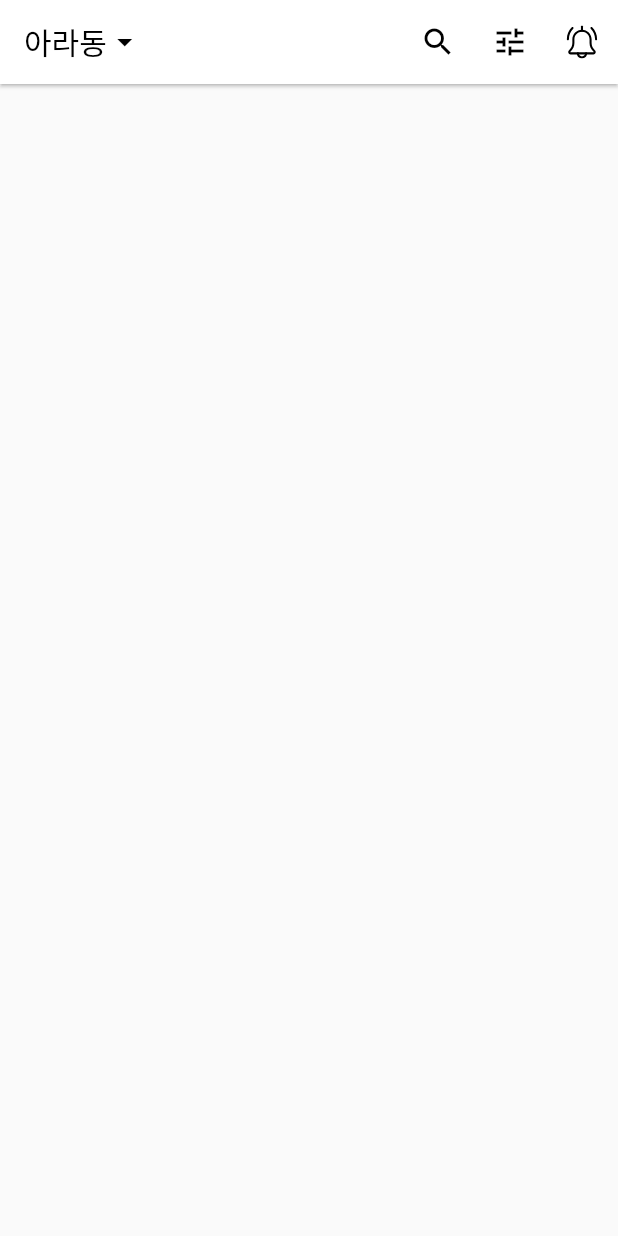
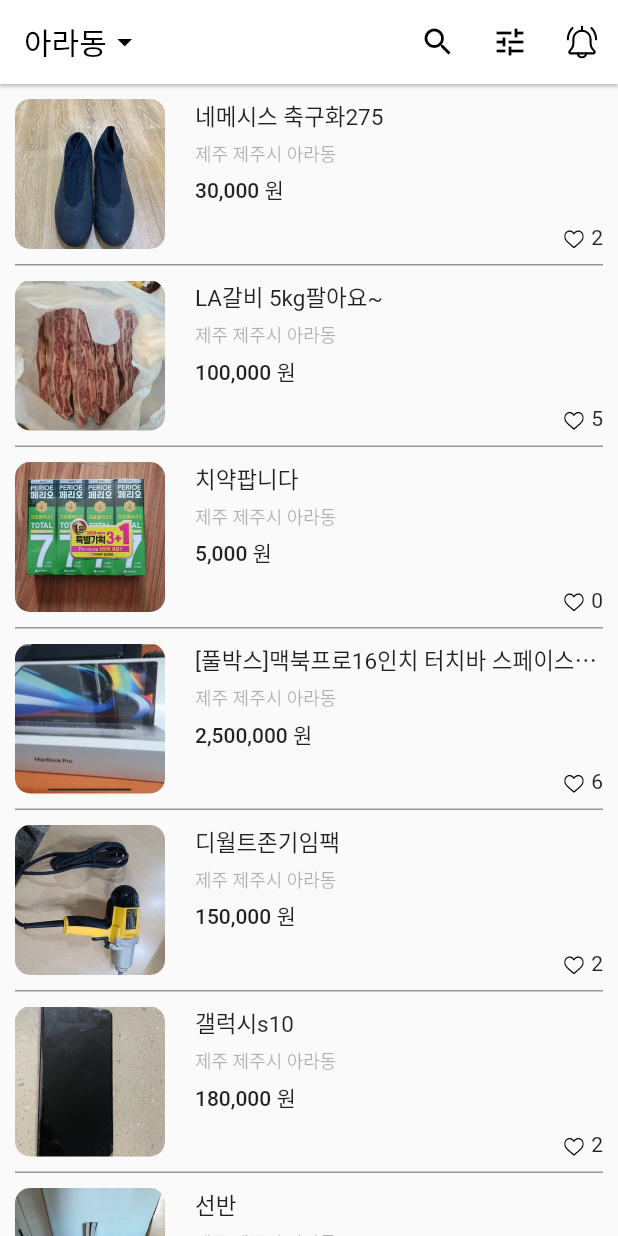
Before and after one commit to jhva/flutter, a Flutter app: the screen it shows after launch, on a phone screen of 412 x 824 dp. Run offline on Flutter 3.47's test engine with Material 2 defaults, Android fonts, the phone set to English and light mode, and no system bars; our stand-ins replace flutter_svg, get.

```diff
--- a/carrot_market/lib/page/Home.dart
+++ b/carrot_market/lib/page/Home.dart
@@ -1,5 +1,6 @@
 import 'package:flutter/material.dart';
 import 'package:flutter_svg/flutter_svg.dart';
+import 'package:intl/intl.dart';
 
 class Home extends StatefulWidget {
   const Home({super.key});
@@ -9,6 +10,95 @@ class Home extends StatefulWidget {
 }
 
 class _HomeState extends State<Home> {
+  List<Map<String, String>> datas = [];
+
+  @override
+  void initState() {
+    super.initState();
+    datas = [
+      {
+        "cid": "1",
+        "image": "assets/images/ara-1.jpg",
+        "title": "네메시스 축구화275",
+        "location": "제주 제주시 아라동",
+        "price": "30000",
+        "likes": "2"
+      },
+      {
+        "cid": "2",
+        "image": "assets/images/ara-2.jpg",
+        "title": "LA갈비 5kg팔아요~",
+        "location": "제주 제주시 아라동",
+        "price": "100000",
+        "likes": "5"
+      },
+      {
+        "cid": "3",
+        "image": "assets/images/ara-3.jpg",
+        "title": "치약팝니다",
+        "location": "제주 제주시 아라동",
+        "price": "5000",
+        "likes": "0"
+      },
+      {
+        "cid": "4",
+        "image": "assets/images/ara-4.jpg",
+        "title": "[풀박스]맥북프로16인치 터치바 스페이스그레이",
+        "location": "제주 제주시 아라동",
+        "price": "2500000",
+        "likes": "6"
+      },
+      {
+        "cid": "5",
+        "image": "assets/images/ara-5.jpg",
+        "title": "디월트존기임팩",
+        "location": "제주 제주시 아라동",
+        "price": "150000",
+        "likes": "2"
+      },
+      {
+        "cid": "6",
+        "image": "assets/images/ara-6.jpg",
+        "title": "갤럭시s10",
+        "location": "제주 제주시 아라동",
+        "price": "180000",
+        "likes": "2"
+      },
+      {
+        "cid": "7",
+        "image": "assets/images/ara-7.jpg",
+        "title": "선반",
+        "location": "제주 제주시 아라동",
+        "price": "15000",
+        "likes": "2"
+      },
+      {
+        "cid": "8",
+        "image": "assets/images/ara-8.jpg",
+        "title": "냉장 쇼케이스",
+        "location": "제주 제주시 아라동",
+        "price": "80000",
+        "likes": "3"
+      },
+      {
+        "cid": "9",
+        "image": "assets/images/ara-9.jpg",
+        "title": "대우 미니냉장고",
+        "location": "제주 제주시 아라동",
+        "price": "30000",
+        "likes": "3"
+      },
+      {
+        "cid": "10",
+        "image": "assets/images/ara-10.jpg",
+        "title": "멜킨스 풀업 턱걸이 판매합니다.",
+        "location": "제주 제주시 아라동",
+        "price": "50000",
+        "likes": "7"
+      },
+    ];
+  }
+
   PreferredSizeWidget appBarWidget() {
     return AppBar(
       title: GestureDetector(
@@ -48,12 +138,88 @@ class _HomeState extends State<Home> {
     );
   }
 
+  Widget bodyWidget() {
+    return ListView.separated(
+      padding: const EdgeInsets.symmetric(horizontal: 10),
+      itemBuilder: (BuildContext context, int index) {
+        return Container(
+            padding: const EdgeInsets.symmetric(vertical: 10),
+            child: Row(children: [
+              ClipRRect(
+                  borderRadius: BorderRadius.all(Radius.circular(10)),
+                  child: Image.asset(
+                    datas[index]["image"]!,
+                    width: 100,
+                    height: 100,
+                  )),
+              Expanded(
+                child: Container(
+                    height: 100,
+                    padding: const EdgeInsets.only(left: 20), //글자와 이미지 간격
+                    // width: MediaQuery.of(context).size.width - 100, //연산은 가급적 피하자
+                    child: Column(
+                        crossAxisAlignment: CrossAxisAlignment.start, //좌우
+
+                        children: [
+                          Text(
+                            datas[index]["title"]!,
+                            overflow: TextOverflow.ellipsis, //글자가 너무길어서 넘칠경우
+                            style: TextStyle(fontSize: 15),
+                          ),
+                          SizedBox(height: 5),
+                          Text(datas[index]["location"]!,
+                              style: TextStyle(
+                                fontSize: 12,
+                                color: Colors.black.withOpacity(0.3),
+                              )),
+                          SizedBox(height: 5),
+                          Text(
+                            caclStringToWon(datas[index]["price"]!),
+                            style: TextStyle(fontWeight: FontWeight.w500),
+                          ),
+                          Expanded(
+                            child: Row(
+                              mainAxisAlignment: MainAxisAlignment.end, //가로세로
+                              crossAxisAlignment: CrossAxisAlignment.end,
+                              // crossAxisAlignment:  // 위아래 ,
+                              children: [
+                                SvgPicture.asset(
+                                  "assets/svg/heart_off.svg",
+                                  width: 13,
+                                  height: 13, // option + enter
+                                ),
+                                const SizedBox(width: 5),
+                                Text(datas[index]["likes"]!)
+                                // Padding(
+                                //   padding: const EdgeInsets.only(left: 5), //only 오직 한군데만 넣기
+                                //   child:,
+                                // ),
+                              ],
+                            ),
+                          ),
+                        ])),
+              ),
+            ]));
+        // 말그대로 아이템 ,
+      },
+      itemCount: 10,
+      separatorBuilder: (BuildContext context, int index) {
+        return Container(height: 1, color: Colors.black.withOpacity(0.4));
+      },
+    ); // 리스트 구분선
+  }
+
+  static final oCcy = new NumberFormat("#,###", "ko_KR");
+  String caclStringToWon(String price) {
+    return "${oCcy.format(int.parse(price))} 원";
+  }
+
   @override
   Widget build(BuildContext context) {
     return Scaffold(
       appBar: appBarWidget(),
-      body: Container(),
-      bottomNavigationBar: Container(),
+      body: bodyWidget(),
+      // bottomNavigationBar: Container(color: Colors.red),
     );
   }
 }
--- a/carrot_market/pubspec.yaml
+++ b/carrot_market/pubspec.yaml
@@ -37,6 +37,7 @@ dependencies:
   cupertino_icons: ^1.0.2
 
   flutter_svg: ^2.0.7
+  intl: ^0.17.0
 dev_dependencies:
   flutter_test:
     sdk: flutter
```
Also changed, not shown: carrot_market/pubspec.lock, 7 other files.
